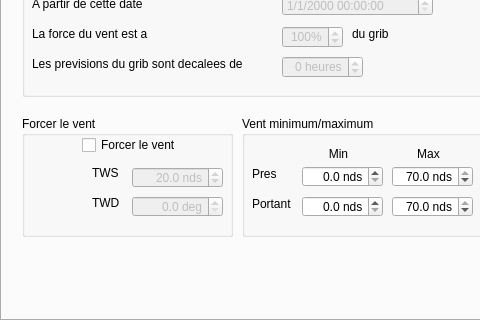
First picture: the form in src/Ui/Routage_Editor.ui, repository nohal/qtVlm, before the edit; both pictures show x 0 to 480 and y 280 to 600 of the 613 by 600 pixel window.
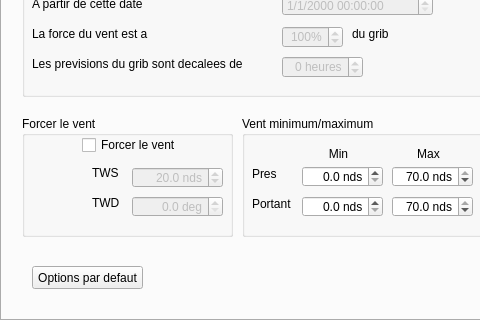
Second picture: the form after the edit. The open tabs and pages were chosen to show the change.

Commit message: Allow for lessThan24hours iso to be more than 24h and add a button to restore default routage options

Diff of the .ui file:
```diff
--- a/src/Ui/Routage_Editor.ui
+++ b/src/Ui/Routage_Editor.ui
@@ -1201,6 +1201,19 @@
        </property>
       </widget>
      </widget>
+     <widget class="QPushButton" name="Default">
+      <property name="geometry">
+       <rect>
+        <x>30</x>
+        <y>510</y>
+        <width>111</width>
+        <height>23</height>
+       </rect>
+      </property>
+      <property name="text">
+       <string>Options par defaut</string>
+      </property>
+     </widget>
     </widget>
    </widget>
    <widget class="QWidget" name="layoutWidget">
```
Left out of the diff: 2 changed lines with no effect on the pictures. The commit also changes 8 other files.
